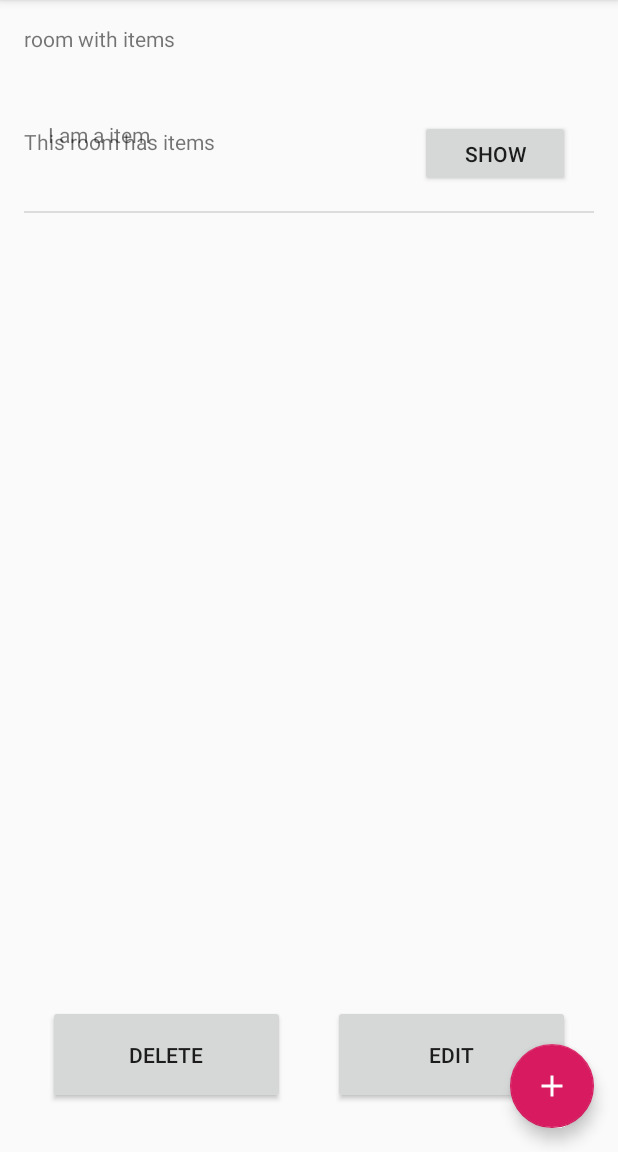
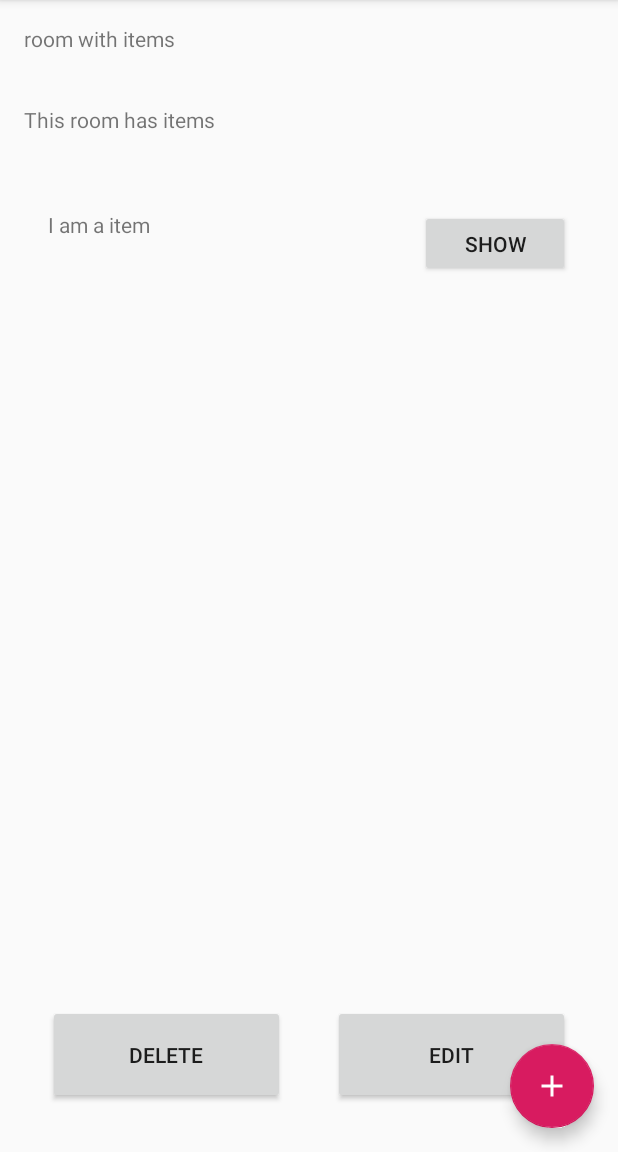
Before and after one commit to LarsWiegers/android-app-it-hardware-manager, an Android app: the screen it shows after launch (ShowRoomActivity), after a tap on "SHOW", on a phone screen of 412 x 824 dp, the part 84-1236 px from its top. Run offline under Robolectric (Android 15) with nearby library versions, the phone set to English and light mode, and no system bars.

Commit message:
Fix room show not working correctly

```diff
--- a/app/src/main/java/com/example/ithardwaremanager/MainActivity.java
+++ b/app/src/main/java/com/example/ithardwaremanager/MainActivity.java
@@ -65,7 +65,7 @@ public class MainActivity extends AppCompatActivity {
             TextView name = parent.findViewById(R.id.name);
 
             Parcelable room = Room.getByName(StorageManager.getRooms(), name.getText().toString());
-            intent.putExtra("room", room);
+            intent.putExtra("roomIndex", StorageManager.getIndex( (Room) room));
             startActivity(intent);
         });
 
--- a/app/src/main/res/layout-finger/show_room_activity.xml
+++ b/app/src/main/res/layout-finger/show_room_activity.xml
@@ -2,6 +2,7 @@
 <android.support.design.widget.CoordinatorLayout xmlns:android="http://schemas.android.com/apk/res/android"
     xmlns:app="http://schemas.android.com/apk/res-auto"
     xmlns:tools="http://schemas.android.com/tools"
+    android:id="@+id/coordinatorLayout2"
     android:layout_width="match_parent"
     android:layout_height="match_parent"
     tools:context=".Rooms.ShowRoomActivity">
@@ -10,12 +11,13 @@
         android:layout_width="match_parent"
         android:layout_height="wrap_content"
         android:theme="@style/AppTheme.AppBarOverlay">
+
         <android.support.v7.widget.Toolbar
             android:id="@+id/toolbar"
             android:layout_width="match_parent"
             android:layout_height="?attr/actionBarSize"
             android:background="?attr/colorPrimary"
-            app:popupTheme="@style/AppTheme.PopupOverlay" >
+            app:popupTheme="@style/AppTheme.PopupOverlay">
 
             <TextView
                 android:id="@+id/textView2"
@@ -60,29 +62,30 @@
                 android:layout_width="0dp"
                 android:layout_height="wrap_content"
                 android:layout_marginStart="16dp"
-                android:layout_marginTop="48dp"
+                android:layout_marginTop="8dp"
                 android:layout_marginEnd="16dp"
-                android:layout_marginBottom="627dp"
+                android:layout_marginBottom="8dp"
                 android:minHeight="20dp"
                 android:text="temp"
-                app:layout_constraintBottom_toBottomOf="parent"
+                app:layout_constraintBottom_toTopOf="@+id/itemList"
                 app:layout_constraintEnd_toEndOf="parent"
+                app:layout_constraintHorizontal_bias="0.0"
                 app:layout_constraintStart_toStartOf="parent"
-                app:layout_constraintTop_toTopOf="parent" />
-        </android.support.constraint.ConstraintLayout>
+                app:layout_constraintTop_toBottomOf="@+id/name" />
 
             <ListView
                 android:id="@+id/itemList"
                 android:layout_width="match_parent"
                 android:layout_height="0dp"
                 android:layout_marginStart="16dp"
-            android:layout_marginTop="64dp"
+                android:layout_marginTop="124dp"
                 android:layout_marginEnd="16dp"
                 android:layout_marginBottom="32dp"
                 app:layout_constraintBottom_toTopOf="@+id/constraintLayout"
                 app:layout_constraintEnd_toEndOf="parent"
                 app:layout_constraintStart_toStartOf="parent"
                 app:layout_constraintTop_toTopOf="parent" />
+        </android.support.constraint.ConstraintLayout>
 
         <android.support.constraint.ConstraintLayout
             android:id="@+id/constraintLayout"
@@ -132,7 +135,6 @@
         </android.support.constraint.ConstraintLayout>
 
 
-
     </android.support.constraint.ConstraintLayout>
 
     <android.support.design.widget.FloatingActionButton
```
Lines whose indentation alone changed are shown as unchanged.
